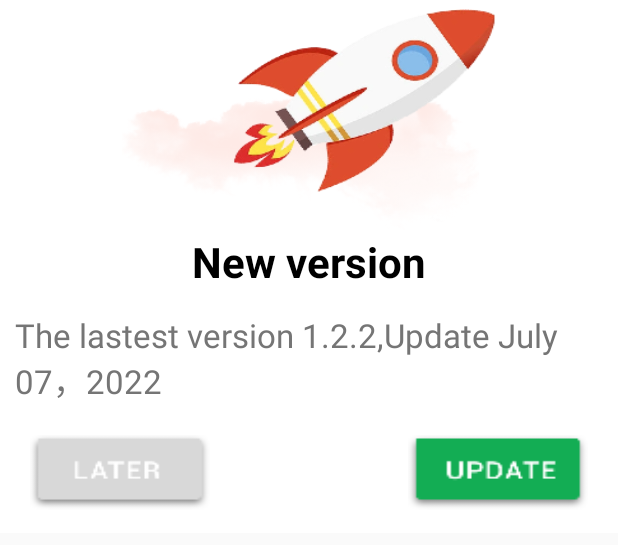
After one commit to iwenuts/LoveSticker, an Android app: the layout activity_custom_dialog.xml on its own in the app's theme, with its tools: preview values and no code run, on a phone screen of 412 x 824 dp. The commit adds this screen. Shown: the top 545 px of the screen. Run offline under Robolectric (Android 15) with nearby library versions, the phone set to English and light mode, and no system bars; network calls fail.

Commit message:
添加配置文件

```diff
--- a/app/build.gradle
+++ b/app/build.gradle
@@ -79,8 +79,8 @@ android {
         publish{
             dimension "default"
             applicationId "wasticker.love.stickers.whatsapp.apps"
-            versionCode 103
-            versionName "1.0.3"
+            versionCode 104
+            versionName "1.0.4"
 
             def contentProviderAuthority = applicationId + ".stickercontentprovider"
             // Creates a placeholder property to use in the manifest.
--- a/app/src/main/java/com/example/lovesticker/details/activity/SelectPicPopupWindow.java
+++ b/app/src/main/java/com/example/lovesticker/details/activity/SelectPicPopupWindow.java
@@ -30,7 +30,7 @@ public class SelectPicPopupWindow extends PopupWindow {
         //设置SelectPicPopupWindow的View
         this.setContentView(menuview);
         //设置SelectPicPopupWindow**弹出窗体的宽
-        this.setWidth(ViewGroup.LayoutParams.FILL_PARENT);
+        this.setWidth(ViewGroup.LayoutParams.MATCH_PARENT);
         //设置SelectPicPopupWindow弹出窗体的高
         //修改高度显示，解决被手机底部虚拟键挡住的问题
         this.setHeight(ViewGroup.LayoutParams.WRAP_CONTENT);
--- /dev/null
+++ b/app/src/main/res/layout/activity_custom_dialog.xml
@@ -0,0 +1,88 @@
+<?xml version="1.0" encoding="utf-8"?>
+<androidx.constraintlayout.widget.ConstraintLayout xmlns:android="http://schemas.android.com/apk/res/android"
+    xmlns:app="http://schemas.android.com/apk/res-auto"
+    xmlns:tools="http://schemas.android.com/tools"
+    android:layout_width="wrap_content"
+    android:layout_height="wrap_content"
+    android:background="@color/white"
+    tools:context=".main.activity.CustomDialog">
+
+    <ImageView
+        android:id="@+id/upgrade_img"
+        android:layout_width="250dp"
+        android:layout_height="150dp"
+        android:layout_marginTop="5dp"
+        android:scaleType="fitXY"
+        android:src="@drawable/upgrade_img"
+        app:layout_constraintLeft_toLeftOf="parent"
+        app:layout_constraintRight_toRightOf="parent"
+        app:layout_constraintTop_toTopOf="parent" />
+
+    <TextView
+        android:id="@+id/upgrade_title"
+        android:layout_width="wrap_content"
+        android:layout_height="wrap_content"
+        android:text="New version"
+        android:textSize="28sp"
+        android:textColor="@color/black"
+        android:textStyle="bold"
+        app:layout_constraintTop_toBottomOf="@+id/upgrade_img"
+        app:layout_constraintLeft_toLeftOf="parent"
+        app:layout_constraintRight_toRightOf="parent"/>
+
+    <TextView
+        android:id="@+id/upgrade_content"
+        android:layout_width="wrap_content"
+        android:layout_height="wrap_content"
+        android:layout_marginTop="15dp"
+        android:paddingStart="10dp"
+        android:paddingEnd="10dp"
+        android:gravity="center|left"
+        android:text="The lastest version 1.2.2,Update July 07，2022"
+        android:textSize="22sp"
+        android:textColor="@color/upgrade_text"
+        app:layout_constraintTop_toBottomOf="@+id/upgrade_title"
+        app:layout_constraintLeft_toLeftOf="parent"
+        app:layout_constraintRight_toRightOf="parent"/>
+
+    <ImageView
+        android:id="@+id/now_update"
+        android:layout_width="200dp"
+        android:layout_height="50dp"
+        android:layout_marginTop="20dp"
+        android:layout_marginBottom="15dp"
+        android:src="@drawable/now_update_bt"
+        android:scaleType="fitXY"
+        android:visibility="gone"
+        app:layout_constraintTop_toBottomOf="@+id/upgrade_content"
+        app:layout_constraintLeft_toLeftOf="parent"
+        app:layout_constraintRight_toRightOf="parent"
+        app:layout_constraintBottom_toBottomOf="parent"/>
+
+    <ImageView
+        android:id="@+id/later"
+        android:layout_width="120dp"
+        android:layout_height="50dp"
+        android:layout_marginLeft="20dp"
+        android:layout_marginTop="20dp"
+        android:layout_marginBottom="15dp"
+        android:scaleType="fitXY"
+        android:src="@drawable/later_bt"
+        app:layout_constraintBottom_toBottomOf="parent"
+        app:layout_constraintLeft_toLeftOf="@+id/upgrade_content"
+        app:layout_constraintTop_toBottomOf="@+id/upgrade_content" />
+
+    <ImageView
+        android:id="@+id/update"
+        android:layout_width="120dp"
+        android:layout_height="50dp"
+        android:layout_marginRight="20dp"
+        android:src="@drawable/upgrade_bt"
+        android:scaleType="fitXY"
+        app:layout_constraintBottom_toBottomOf="@+id/later"
+        app:layout_constraintRight_toRightOf="@+id/upgrade_content"
+        app:layout_constraintTop_toTopOf="@+id/later" />
+
+
+
+</androidx.constraintlayout.widget.ConstraintLayout>
--- a/app/src/main/res/values/colors.xml
+++ b/app/src/main/res/values/colors.xml
@@ -16,4 +16,5 @@
     <color name="loading_color">#6A6A6A</color>
     <color name="collected_bg_color">#83C73B</color>
     <color name="gray">#808080</color>
+    <color name="upgrade_text">#757575</color>
 </resources>
```
Also changed, not shown: app/src/main/AndroidManifest.xml (+5 -11 lines), app/src/main/java/com/example/lovesticker/main/activity/CustomDialog.java (added, +147 -0 lines), app/src/main/java/com/example/lovesticker/main/activity/MainActivity.java (+66 -9 lines), app/src/main/java/com/example/lovesticker/main/fragment/PackFragment.java (+16 -0 lines), app/src/main/java/com/example/lovesticker/main/viewmodel/MainViewModel.java (added, +51 -0 lines), app/src/main/res/drawable-xxhdpi/later_bt.png (added), app/src/main/res/drawable-xxhdpi/now_update_bt.png (added), app/src/main/res/drawable-xxhdpi/upgrade_bt.png (added), app/src/main/res/drawable-xxhdpi/upgrade_img.png (added), app/src/main/res/drawable-xxxhdpi/later_bt.png (added), app/src/main/res/drawable-xxxhdpi/now_update_bt.png (added), app/src/main/res/drawable-xxxhdpi/upgrade_bt.png (added), app/src/main/res/drawable-xxxhdpi/upgrade_img.png (added).
